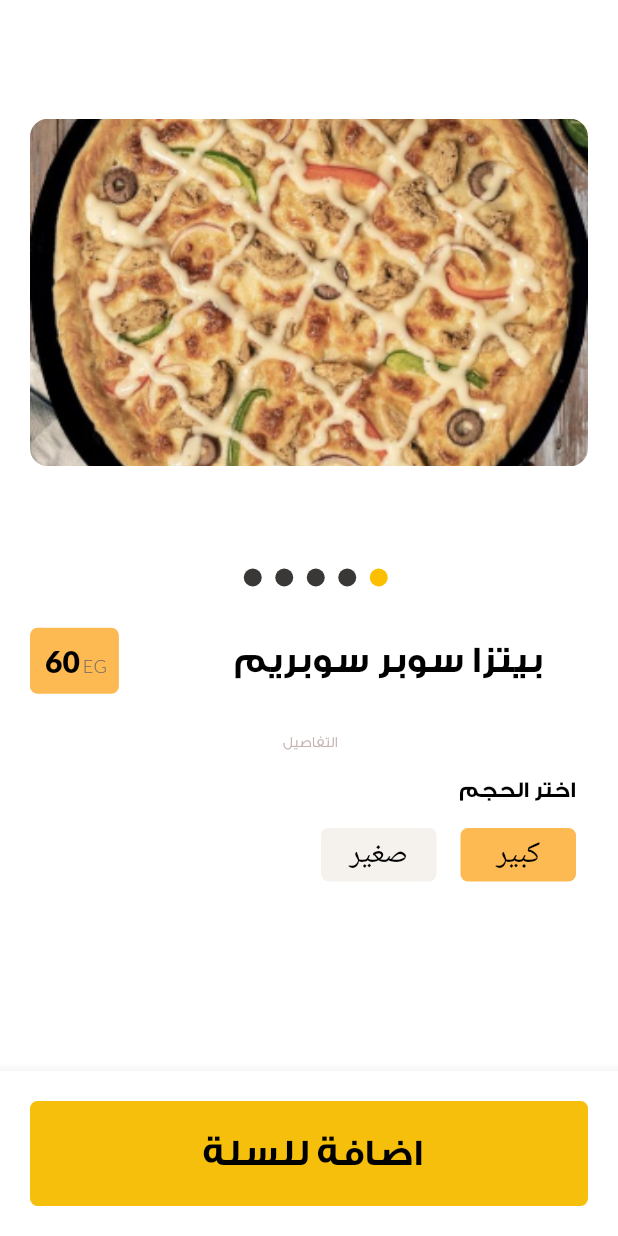
After one commit to marwanzidan/harwell, a Flutter app: the Props screen opened directly, on a phone screen of 412 x 824 dp. The commit adds this screen. Run offline on Flutter 3.47's test engine with Material 2 defaults, Android fonts, the phone set to English and light mode, and no system bars; drawn by our look-alikes of carousel_slider; our stand-ins replace font_awesome_flutter; missing offline and left inert: ff_navigation_bar.

Commit message:
itemproperties update

```diff
--- a/lib/Registration.dart
+++ b/lib/Registration.dart
@@ -36,10 +36,13 @@ class _RegistrationState extends State<Registration> {
                  Info('البريد الالكتروني'),
 
 
-            Padding(
+            Align(
+              alignment: Alignment.centerRight,
+                          child: Padding(
                 padding: const EdgeInsets.only(left: 260,top: 20),
                 child: Container(
 
+width: 150,
                     decoration: BoxDecoration(
                       borderRadius: BorderRadius.circular(5),
                       color : Colors.black,
@@ -66,6 +69,7 @@ class _RegistrationState extends State<Registration> {
                     ),
 
 
+                  ),
               ),
             ),
 
--- a/lib/itemprop.dart
+++ b/lib/itemprop.dart
@@ -7,20 +7,7 @@ import 'package:harwel1/widgets/mainpageitem.dart';
 
 Color selectedbutton = Color(0xFFFDBA52);
 
-List photoGallery = [
-  {'imgUrl': 'images/propimg.png'},
-{'imgUrl': 'images/propimg.png'},
-{'imgUrl': 'images/propimg.png'},
-{'imgUrl': 'images/propimg.png'},
-{'imgUrl': 'images/propimg.png'},
-];
-List selectedsize = [
-  {
-    'size': 'كبير',
-    'selected': true,
-  },
-  {'size': 'صغير', 'selected': false},
-];
+
 
 class Itemproperties extends StatefulWidget {
   @override
--- a/lib/main.dart
+++ b/lib/main.dart
@@ -9,6 +9,7 @@ import 'package:harwel1/mainpage.dart';
 import 'package:harwel1/myorder.dart';
 import 'package:harwel1/profile.dart';
 import 'package:harwel1/login.dart';
+import 'package:harwel1/props.dart';
 import 'package:harwel1/search.dart';
 
 
@@ -51,6 +52,22 @@ List cart =[
 
 
 ];
+
+List photoGalleryprop = [
+  {'imgUrl': 'images/propimg.png'},
+{'imgUrl': 'images/propimg.png'},
+{'imgUrl': 'images/propimg.png'},
+{'imgUrl': 'images/propimg.png'},
+{'imgUrl': 'images/propimg.png'},
+];
+List selectedsize = [
+  {
+    'size': 'كبير',
+    'selected': true,
+  },
+  {'size': 'صغير', 'selected': false},
+];
+
 
 List orders= [
   {
--- /dev/null
+++ b/lib/props.dart
@@ -0,0 +1,250 @@
+import 'package:carousel_slider/carousel_slider.dart';
+import 'package:flutter/material.dart';
+import 'package:harwel1/itemprop.dart';
+import 'package:harwel1/main.dart';
+
+class Props extends StatefulWidget {
+  @override
+  _PropsState createState() => _PropsState();
+}
+
+class _PropsState extends State<Props> {
+  int _current = 0;
+  @override
+  Widget build(BuildContext context) {
+    return Scaffold(
+
+      body: Padding(
+        padding: const EdgeInsets.all(20.0),
+        child: CustomScrollView(
+          slivers:<Widget> [
+            SliverPadding(padding: EdgeInsets.all(0),
+            sliver: SliverList(delegate: SliverChildListDelegate(
+              [
+
+                                Container(
+                                  height: 350,
+                                  child: CarouselSlider(
+                                    options: CarouselOptions(
+                                      scrollPhysics: ScrollPhysics(),
+                                      viewportFraction: 1,
+                                      initialPage: 0,
+                                      enableInfiniteScroll: true,
+                                      reverse: false,
+                                      autoPlay: true,
+                                      autoPlayInterval: Duration(seconds: 3),
+                                      autoPlayAnimationDuration: Duration(seconds: 1),
+                                      autoPlayCurve: Curves.fastOutSlowIn,
+                                      scrollDirection: Axis.horizontal,
+                                      onPageChanged: (index, reason) => {
+                                        setState(() {
+                                          _current = index;
+                                        })
+                                      },
+                                    ),
+                                    items: photoGalleryprop.map((i) {
+                                      return Builder(
+                                        builder: (BuildContext context) {
+                                          return Container(
+                                            width: MediaQuery.of(context).size.width,
+                                            child: ClipRRect(
+                                              borderRadius:
+                                                  BorderRadius.all(Radius.circular(12)),
+                                              child: Image.asset(
+                                                i['imgUrl'],
+                                                fit: BoxFit.cover,
+                                              ),
+                                            ),
+                                          );
+                                        },
+                                      );
+                                    }).toList(),
+                                  ),
+                                ),
+                                Align(
+                    alignment: Alignment.center,
+                    child: SingleChildScrollView(
+                      scrollDirection: Axis.horizontal,
+                      child: Row(
+                        mainAxisAlignment: MainAxisAlignment.center,
+                        children: photoGalleryprop.map((url) {
+                          int index = photoGalleryprop.indexOf(url);
+                          return Container(
+                            width: 12,
+                            height: 12,
+                            margin:
+                                EdgeInsets.only(top: 9.0, bottom: 9.0, left: 9),
+                            decoration: BoxDecoration(
+                              shape: BoxShape.circle,
+                              color: _current == index
+                                  ? Color(0xFFFCBF00)
+                                  : Color(0xFF393837),
+                            ),
+                          );
+                        }).toList(),
+                      ),
+                    ),
+                  ),
+
+              ]
+
+
+
+            )),
+            ),
+
+            SliverPadding(padding: EdgeInsets.all(0),
+            sliver: SliverList(delegate: SliverChildListDelegate(
+              [
+                 Row(
+                        mainAxisAlignment: MainAxisAlignment.spaceBetween,
+                        children: [
+                           Padding(
+                            padding: const EdgeInsets.all(25),
+                            child: Text(
+                              ' بيتزا سوبر سوبريم',
+                              style: TextStyle(
+                                  color: Colors.black,
+                                  fontSize: 25,
+                                  fontFamily: 'GESSBOLD'),
+                            ),
+                          ),
+                          Container(
+                            decoration: BoxDecoration(
+                                color: Color(0xFFFDBA52),
+                                borderRadius: BorderRadius.circular(5)),
+                            child: Padding(
+                              padding: const EdgeInsets.all(8.0),
+                              child: Row(
+
+
+                                crossAxisAlignment: CrossAxisAlignment.baseline,
+                                textBaseline: TextBaseline.alphabetic,
+                                children: [
+                                  Text(
+                                    'EG',
+                                    style: TextStyle(
+                                        fontFamily: 'LATOLIGHT',
+                                        fontSize: 12,
+                                        color: Color(0xFF6B6363)),
+                                  ),
+
+                                  Padding(
+                                    padding: const EdgeInsets.all(2),
+                                    child: Text(
+                                      '60',
+                                      style: TextStyle(
+                                          fontFamily: 'LATOBLACK',
+                                          fontSize: 20,
+                                          color: Colors.black),
+                                    ),
+                                  ),
+
+                                ],
+                              ),
+                            ),
+                          ),
+
+                        ],
+                      ),
+                      Padding(
+                        padding: const EdgeInsets.all(8.0),
+                        child: Center(
+                          child: Text(
+                            'التفاصيل ',
+                            style: TextStyle(
+                                color: Color(0XFFC6B2B2),
+                                fontFamily: 'GESSLIGHT',
+                                fontSize: 10),
+                          ),
+                        ),
+                      ),
+                      Row(
+                        mainAxisAlignment: MainAxisAlignment.start,
+                        children: [
+                          Padding(
+                            padding: const EdgeInsets.all(8.0),
+                            child: Text(
+                              'اختر الحجم',
+                              style: TextStyle(
+                                  fontSize: 15,
+                                  fontFamily: 'GESSBOLD',
+                                  color: Colors.black),
+                            ),
+                          ),
+
+                        ],
+                      ),
+              ]
+
+            ),),),
+            SliverGrid.count(
+
+               crossAxisCount: 4,
+                            childAspectRatio: 1.8,
+                            children: selectedsize
+                                .map((x) => Chossing(x['size'], x['selected']))
+                                .toList()
+            ),
+
+                      SliverPadding(padding: EdgeInsets.all(0),
+                      sliver: SliverList(delegate: SliverChildListDelegate(
+                        [
+
+                      SizedBox(
+                        height: 30,
+
+                      ),
+                        ]
+                      )),
+                      ),
+
+
+
+
+
+
+
+
+          ],
+        ),
+      ),
+
+      bottomNavigationBar: BottomAppBar(
+
+        child: Padding(
+          padding: const EdgeInsets.all(20.0),
+          child: GestureDetector(
+                        onTap: (){
+                          setState(() {
+
+
+                          });
+                        },
+                                            child: Container(
+                                              height: 70,
+                          width: double.infinity,
+                           decoration: BoxDecoration(
+                          color: Color(0xFFF6BF0B),
+                          borderRadius: BorderRadius.circular(5)
+          ),
+          child: Center(
+                        child: Padding(
+                          padding: const EdgeInsets.all(10),
+                          child: Text('اضافة للسلة ',
+                          style: TextStyle(
+                            fontSize: 25,
+                            fontFamily: 'GESSBOLD',
+                            color : Colors.black
+                          ),),
+                        ),
+          ),
+
+                        ),
+                      ),
+        ),
+      ),
+
+    );
+  }
+}
--- a/lib/widgets/mainpageitem.dart
+++ b/lib/widgets/mainpageitem.dart
@@ -1,5 +1,6 @@
 import 'package:flutter/material.dart';
 import 'package:harwel1/itemprop.dart';
+import 'package:harwel1/props.dart';
 bool clicked=true;
 buttonclick(){
   return clicked;
@@ -25,7 +26,7 @@ class _MainPageItemState extends State<MainPageItem> {
     return GestureDetector(
       onTap: (){
         setState(() {
-          Navigator.push(context, MaterialPageRoute( builder: (BuildContext context) => Itemproperties()
+          Navigator.push(context, MaterialPageRoute( builder: (BuildContext context) => Props()
                       ),
                       );
 
```
Lines whose indentation alone changed are shown as unchanged.
